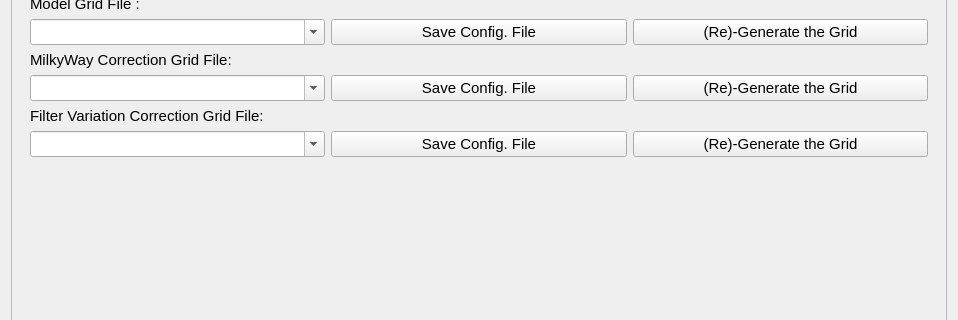
This is PhzQtUI/auxdir/PhzQtUI/FormAnalysis.ui in astrorama/Phosphoros as Qt 5 draws it before an edit; both pictures show x 0 to 958 and y 213 to 533 of the 958 by 962 pixel window. The edited form follows.
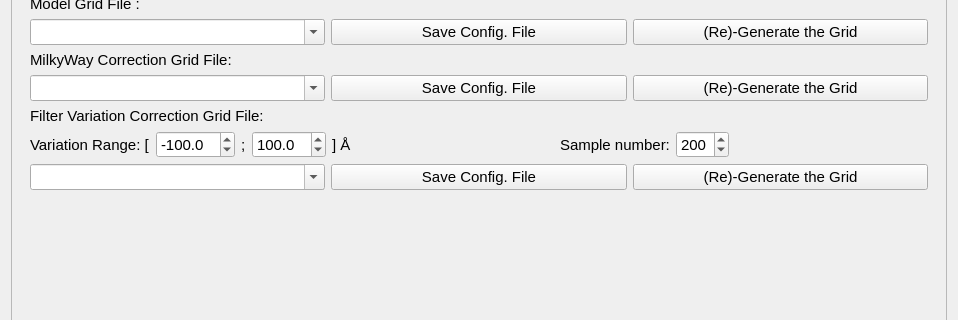
This is the edited form. The open tabs and pages were chosen to show the change.

Commit message: Add the filter shift range in the UI

Diff of the .ui file:
```diff
--- a/PhzQtUI/auxdir/PhzQtUI/FormAnalysis.ui
+++ b/PhzQtUI/auxdir/PhzQtUI/FormAnalysis.ui
@@ -200,8 +200,8 @@
        <rect>
         <x>0</x>
         <y>0</y>
-        <width>938</width>
-        <height>782</height>
+        <width>942</width>
+        <height>766</height>
        </rect>
       </property>
       <layout class="QVBoxLayout" name="verticalLayout_9">
@@ -430,8 +430,8 @@
            <rect>
             <x>0</x>
             <y>0</y>
-            <width>920</width>
-            <height>536</height>
+            <width>930</width>
+            <height>526</height>
            </rect>
           </property>
           <attribute name="label">
@@ -590,6 +590,141 @@
              </property>
             </widget>
            </item>
+           <item>
+            <layout class="QHBoxLayout" name="horizontalLayout_35">
+             <item>
+              <widget class="QLabel" name="label_30">
+               <property name="font">
+                <font>
+                 <pointsize>11</pointsize>
+                </font>
+               </property>
+               <property name="text">
+                <string>Variation Range: [</string>
+               </property>
+              </widget>
+             </item>
+             <item>
+              <widget class="QDoubleSpinBox" name="sp_samp_min">
+               <property name="font">
+                <font>
+                 <pointsize>11</pointsize>
+                </font>
+               </property>
+               <property name="decimals">
+                <number>1</number>
+               </property>
+               <property name="minimum">
+                <double>-1000.000000000000000</double>
+               </property>
+               <property name="maximum">
+                <double>0.000000000000000</double>
+               </property>
+               <property name="value">
+                <double>-100.000000000000000</double>
+               </property>
+              </widget>
+             </item>
+             <item>
+              <widget class="QLabel" name="label_29">
+               <property name="font">
+                <font>
+                 <pointsize>11</pointsize>
+                </font>
+               </property>
+               <property name="text">
+                <string>;</string>
+               </property>
+              </widget>
+             </item>
+             <item>
+              <widget class="QDoubleSpinBox" name="sp_samp_max">
+               <property name="font">
+                <font>
+                 <pointsize>11</pointsize>
+                </font>
+               </property>
+               <property name="decimals">
+                <number>1</number>
+               </property>
+               <property name="maximum">
+                <double>1000.000000000000000</double>
+               </property>
+               <property name="value">
+                <double>100.000000000000000</double>
+               </property>
+              </widget>
+             </item>
+             <item>
+              <widget class="QLabel" name="label_25">
+               <property name="font">
+                <font>
+                 <pointsize>11</pointsize>
+                </font>
+               </property>
+               <property name="text">
+                <string>] Å </string>
+               </property>
+              </widget>
+             </item>
+             <item>
+              <spacer name="horizontalSpacer_23">
+               <property name="orientation">
+                <enum>Qt::Horizontal</enum>
+               </property>
+               <property name="sizeHint" stdset="0">
+                <size>
+                 <width>40</width>
+                 <height>20</height>
+                </size>
+               </property>
+              </spacer>
+             </item>
+             <item>
+              <widget class="QLabel" name="label_24">
+               <property name="font">
+                <font>
+                 <pointsize>11</pointsize>
+                </font>
+               </property>
+               <property name="text">
+                <string>Sample number:</string>
+               </property>
+              </widget>
+             </item>
+             <item>
+              <widget class="QSpinBox" name="sp_samp_num">
+               <property name="font">
+                <font>
+                 <pointsize>11</pointsize>
+                </font>
+               </property>
+               <property name="minimum">
+                <number>3</number>
+               </property>
+               <property name="maximum">
+                <number>500</number>
+               </property>
+               <property name="value">
+                <number>200</number>
+               </property>
+              </widget>
+             </item>
+             <item>
+              <spacer name="horizontalSpacer_24">
+               <property name="orientation">
+                <enum>Qt::Horizontal</enum>
+               </property>
+               <property name="sizeHint" stdset="0">
+                <size>
+                 <width>40</width>
+                 <height>20</height>
+                </size>
+               </property>
+              </spacer>
+             </item>
+            </layout>
+           </item>
            <item>
             <layout class="QHBoxLayout" name="horizontalLayout_34">
              <item>
```
Left out of the diff: 20 changed lines with no effect on the pictures. The commit also changes 1 other file.
